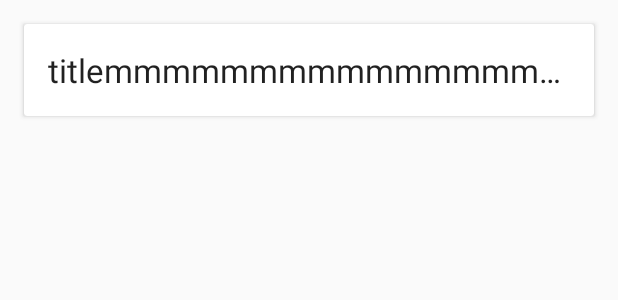
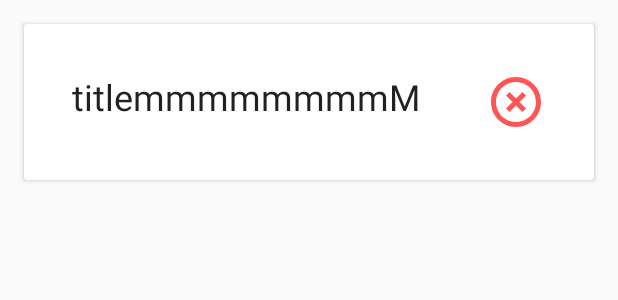
Before and after one commit to systemry420/LMS, an Android app: the layout list_item.xml on its own in the app's theme, with its tools: preview values and no code run, on a phone screen of 412 x 824 dp. Shown: the top 300 px of the screen. Run offline under Robolectric (Android 15) with nearby library versions, the phone set to English and light mode, and no system bars.

Commit message:
delete grade

```diff
--- a/app/src/main/java/com/example/lms/database/repository/AdminRepo.java
+++ b/app/src/main/java/com/example/lms/database/repository/AdminRepo.java
@@ -96,4 +96,10 @@ public class AdminRepo {
         return id.get();
     }
 
+    public void deleteGrade(Grade grade) {
+        AppDatabase.databaseWriteExecutor.execute(() -> {
+            gradeDao.deleteGrade(grade);
+        });
+    }
+
 }
--- a/app/src/main/java/com/example/lms/viewmodel/GradeViewModel.java
+++ b/app/src/main/java/com/example/lms/viewmodel/GradeViewModel.java
@@ -27,4 +27,8 @@ public class GradeViewModel extends AndroidViewModel {
     public long insertGrade(Grade grade) {
         return adminRepo.insertGrade(grade);
     }
+
+    public void deleteGrade(Grade grade) {
+        adminRepo.deleteGrade(grade);
+    }
 }
--- /dev/null
+++ b/app/src/main/res/drawable/ic_delete.xml
@@ -0,0 +1,5 @@
+<vector android:height="40dp" android:tint="#FF5555"
+    android:viewportHeight="24" android:viewportWidth="24"
+    android:width="40dp" xmlns:android="http://schemas.android.com/apk/res/android">
+    <path android:fillColor="@android:color/white" android:pathData="M14.59,8L12,10.59 9.41,8 8,9.41 10.59,12 8,14.59 9.41,16 12,13.41 14.59,16 16,14.59 13.41,12 16,9.41 14.59,8zM12,2C6.47,2 2,6.47 2,12s4.47,10 10,10 10,-4.47 10,-10S17.53,2 12,2zM12,20c-4.41,0 -8,-3.59 -8,-8s3.59,-8 8,-8 8,3.59 8,8 -3.59,8 -8,8z"/>
+</vector>
--- a/app/src/main/res/layout/list_item.xml
+++ b/app/src/main/res/layout/list_item.xml
@@ -6,20 +6,33 @@
     android:layout_marginTop="16dp"
     android:layout_marginStart="16dp">
 
-    <RelativeLayout
-        android:layout_width="wrap_content"
+    <LinearLayout
+        android:layout_width="match_parent"
         android:layout_height="wrap_content"
-        android:padding="16dp">
+        android:orientation="horizontal"
+        android:padding="24dp">
 
         <TextView
+            android:id="@+id/item_title"
+            android:layout_width="0dp"
+            android:layout_height="wrap_content"
+            android:layout_weight="6"
+            android:ellipsize="end"
+            android:padding="8dp"
+            android:maxLines="1"
+            android:text="titlemmmmmmmmM"
+            android:textAppearance="@style/TextAppearance.AppCompat.Headline" />
+
+        <ImageButton
+            android:id="@+id/icon_delete_item"
             android:layout_width="wrap_content"
+            android:layout_gravity="center"
+            android:foregroundGravity="center"
+            android:background="#fff"
             android:layout_height="wrap_content"
-            android:text="titlemmmmmmmmmmmmmmmmmmmmm"
-            android:maxLines="1"
-            android:textAppearance="@style/TextAppearance.AppCompat.Large"
-            android:ellipsize="end"
-            android:id="@+id/item_title" />
-
-    </RelativeLayout>
+            android:padding="8dp"
+            android:src="@drawable/ic_delete"
+            android:contentDescription="@string/delete" />
+    </LinearLayout>
 
 </androidx.cardview.widget.CardView>
--- a/app/src/main/res/values-night/strings.xml
+++ b/app/src/main/res/values-night/strings.xml
@@ -44,4 +44,5 @@
     <string name="email">Email</string>
     <string name="login_as_admin">Login as admin</string>
     <string name="login">Login</string>
+    <string name="delete">Delete</string>
 </resources>
--- a/app/src/main/res/values/strings.xml
+++ b/app/src/main/res/values/strings.xml
@@ -43,4 +43,5 @@
     <string name="email">Email</string>
     <string name="login_as_admin">Login as admin</string>
     <string name="login">Login</string>
+    <string name="delete">Delete</string>
 </resources>
```
Also changed, not shown: app/src/main/java/com/example/lms/view/activity/admin/grade/GradesActivity.java (+38 -6 lines), app/src/main/java/com/example/lms/view/adapter/GradesAdapter.java (+45 -8 lines), app/src/main/res/drawable/man.jpg (added).
